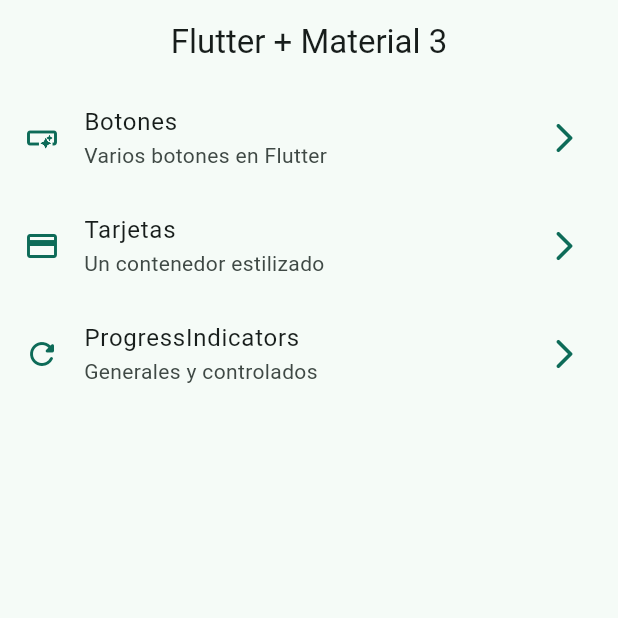
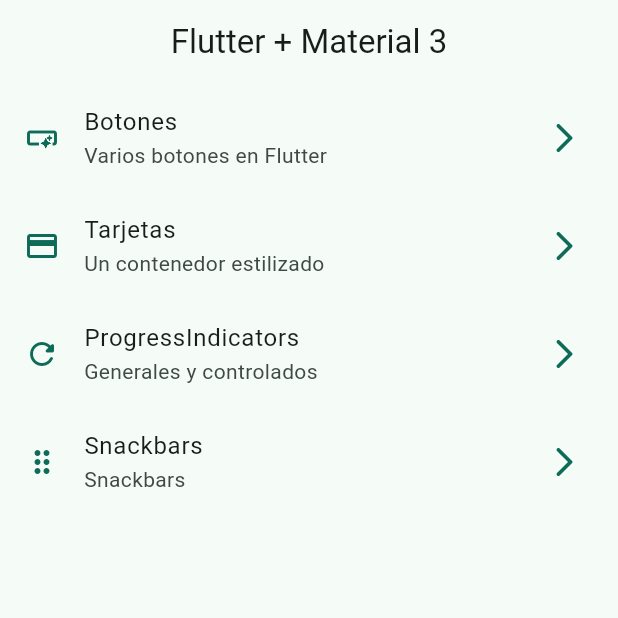
Before and after one commit to David-Maldonado/widgets_app, a Flutter app: the screen it shows after launch, on a phone screen of 412 x 824 dp, the top half of it. Run offline on Flutter 3.47's test engine with Material 3 defaults, Android fonts, the phone set to English and light mode, and no system bars; our stand-ins replace go_router.

Commit message:
snackbars dialog terminados

```diff
--- a/lib/config/menu/menu_item.dart
+++ b/lib/config/menu/menu_item.dart
@@ -29,4 +29,9 @@ const appMenuItem = <MenuItem>[
       subTitle: 'Generales y controlados',
       link: '/progress',
       icon: Icons.refresh_rounded),
+  MenuItem(
+      title: 'Snackbars',
+      subTitle: 'Snackbars',
+      link: '/snackbars',
+      icon: Icons.drag_indicator),
 ];
--- a/lib/config/router/app_router.dart
+++ b/lib/config/router/app_router.dart
@@ -1,5 +1,4 @@
 import 'package:go_router/go_router.dart';
-import 'package:widgets_app/presentation/screens/infinite_scroll/progress/progress_sreen.dart';
 import 'package:widgets_app/presentation/screens/screens.dart';
 
 final router = GoRouter(
@@ -24,4 +23,8 @@ final router = GoRouter(
           path: '/progress',
           builder: (context, state) => const ProgressScreen(),
           name: ProgressScreen.name),
+      GoRoute(
+          path: '/snackbars',
+          builder: (context, state) => const SnackBarScreen(),
+          name: SnackBarScreen.name),
     ]);
--- a/lib/main.dart
+++ b/lib/main.dart
@@ -11,6 +11,7 @@ class MainApp extends StatelessWidget {
   @override
   Widget build(BuildContext context) {
     return MaterialApp.router(
+      title: 'Flutter Widgets',
       routerConfig: router,
       debugShowCheckedModeBanner: false,
       theme: AppTheme(selectedColor: 2).getTheme(),
--- a/lib/presentation/screens/screens.dart
+++ b/lib/presentation/screens/screens.dart
@@ -1,3 +1,4 @@
+export 'package:widgets_app/presentation/screens/infinite_scroll/progress/progress_sreen.dart';
 export 'package:flutter/material.dart';
 export 'package:widgets_app/presentation/screens/animated/animated_screen.dart';
 export 'package:widgets_app/presentation/screens/app_tutoral/app_tutorial_screen.dart';
@@ -6,3 +7,4 @@ export 'package:widgets_app/presentation/screens/cards/cards_screen.dart';
 export 'package:widgets_app/presentation/screens/home/home_screen.dart';
 export 'package:widgets_app/presentation/screens/infinite_scroll/inifite_scroll_screen.dart';
 export 'package:widgets_app/presentation/screens/ui_control/ui_control_screen.dart';
+export 'package:widgets_app/presentation/screens/snack_bar/snack_bar_screen.dart';
```
Also changed, not shown: lib/presentation/screens/snack_bar/snack_bar_screen.dart (+69 -1 lines).
